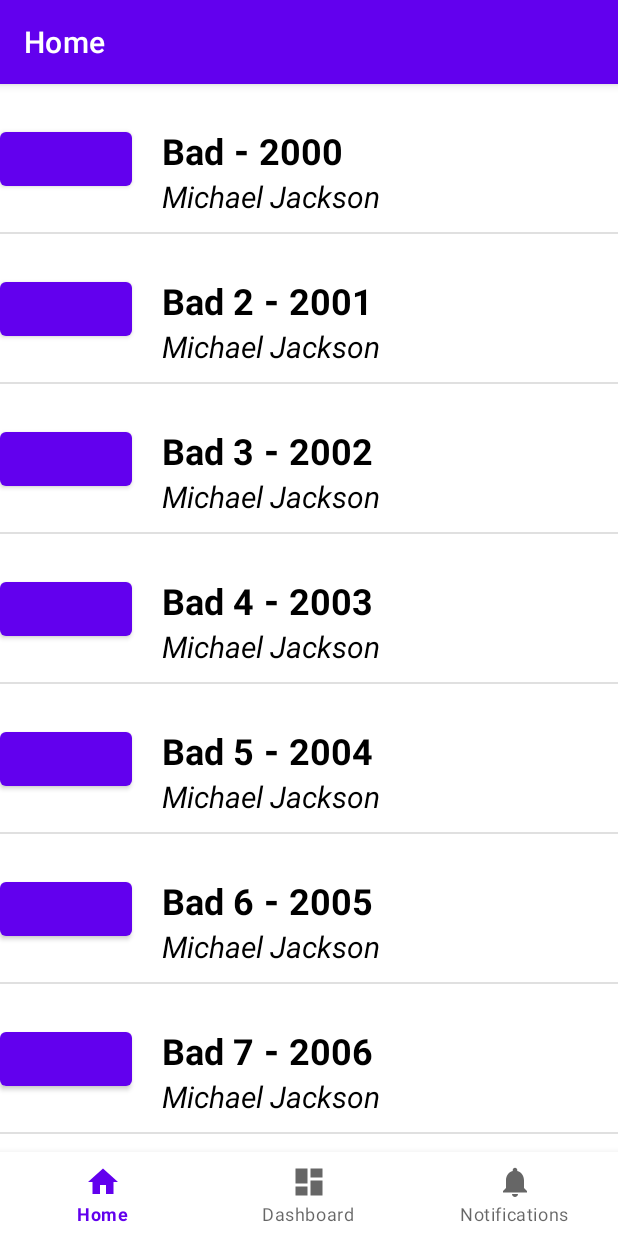
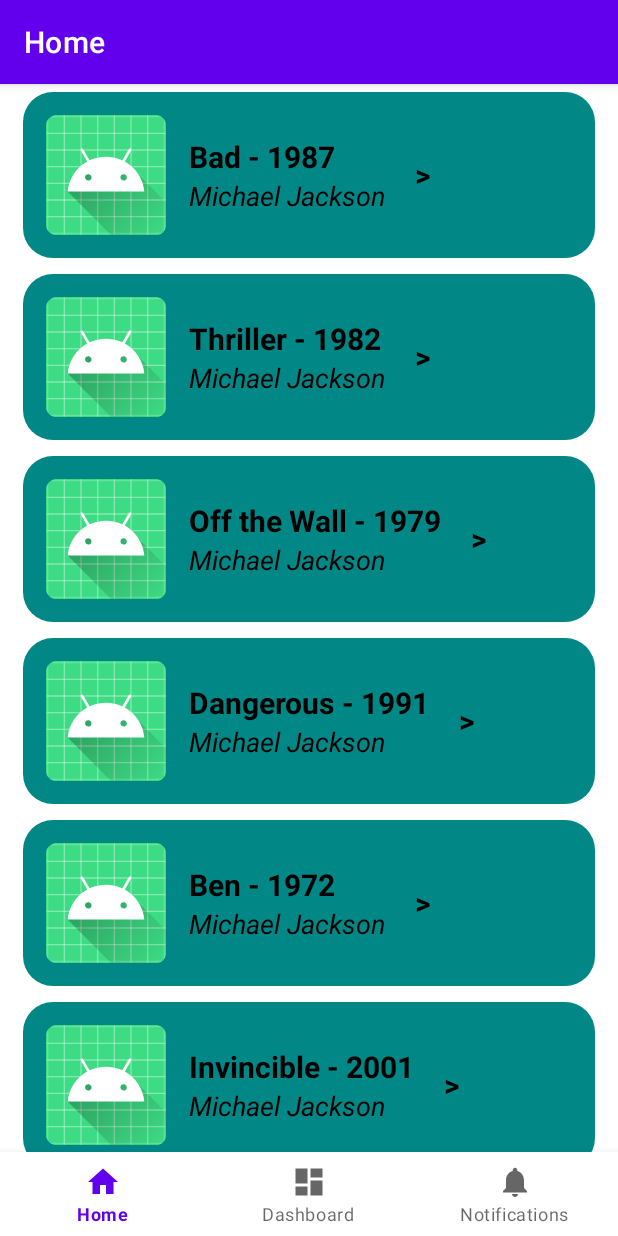
Before and after one commit to afrodriguezm1/AgileMates-Moviles-MISO, an Android app: the screen it shows after launch (MainActivity), on a phone screen of 412 x 824 dp. Run offline under Robolectric (Android 15) with nearby library versions, the phone set to English and light mode, and no system bars; our stand-ins replace Picasso, navigation-ui; pictures from the network do not load.

Commit message:
Album cover added

```diff
--- a/Vinilos/app/build.gradle
+++ b/Vinilos/app/build.gradle
@@ -46,6 +46,7 @@ dependencies {
     implementation 'androidx.lifecycle:lifecycle-viewmodel-ktx:2.3.1'
     implementation 'androidx.navigation:navigation-fragment-ktx:2.3.5'
     implementation 'androidx.navigation:navigation-ui-ktx:2.3.5'
+    implementation 'com.squareup.picasso:picasso:2.71828'
     testImplementation 'junit:junit:4.+'
     androidTestImplementation 'androidx.test.ext:junit:1.1.2'
     androidTestImplementation 'androidx.test.espresso:espresso-core:3.3.0'
--- a/Vinilos/app/src/main/java/com/example/vinilos/ui/home/AlbumAdapter.kt
+++ b/Vinilos/app/src/main/java/com/example/vinilos/ui/home/AlbumAdapter.kt
@@ -5,9 +5,12 @@ import android.view.LayoutInflater
 import android.view.View
 import android.view.ViewGroup
 import android.widget.ArrayAdapter
+import android.widget.ImageView
 import android.widget.TextView
 import com.example.vinilos.R
 import com.example.vinilos.models.Album
+import com.squareup.picasso.Picasso
+import java.lang.Exception
 
 class AlbumAdapter(private val context: Activity, private val arraylist: ArrayList<Album>): ArrayAdapter<Album>(context, R.layout.album_item, arraylist) {
 
@@ -16,13 +19,25 @@ class AlbumAdapter(private val context: Activity, private val arraylist: ArrayLi
         val inflater: LayoutInflater = LayoutInflater.from(context)
         val view: View = inflater.inflate(R.layout.album_item, null)
 
+        val cover : ImageView = view.findViewById(R.id.albumCover)
         val name : TextView = view.findViewById(R.id.albumTitle)
         val year : TextView = view.findViewById(R.id.albumYear)
         val recordLabel : TextView = view.findViewById(R.id.albumSinger)
 
+
         name.text = arraylist[position].name
         year.text = arraylist[position].releaseDate
         recordLabel.text = arraylist[position].recordLabel
+        try{
+            Picasso.get()
+                .load(arraylist[position].cover)
+                .error(R.mipmap.ic_launcher_round)
+                .into(cover)
+        }
+        catch (e: Exception) {
+
+        }
+
 
         return view
     }
--- a/Vinilos/app/src/main/java/com/example/vinilos/ui/home/HomeFragment.kt
+++ b/Vinilos/app/src/main/java/com/example/vinilos/ui/home/HomeFragment.kt
@@ -26,14 +26,14 @@ class HomeFragment : Fragment() {
         val root: View = binding.root
 
         albumList = ArrayList()
-        albumList.add(Album(1,"Bad", "Michael Jackson", "2000", "Album", "Pop", "Michael Jackson"))
-        albumList.add(Album(2,"Bad 2", "Michael Jackson", "2001", "Album", "Pop", "Michael Jackson"))
-        albumList.add(Album(3,"Bad 3", "Michael Jackson", "2002", "Album", "Pop", "Michael Jackson"))
-        albumList.add(Album(4,"Bad 4", "Michael Jackson", "2003", "Album", "Pop", "Michael Jackson"))
-        albumList.add(Album(5,"Bad 5", "Michael Jackson", "2004", "Album", "Pop", "Michael Jackson"))
-        albumList.add(Album(6,"Bad 6", "Michael Jackson", "2005", "Album", "Pop", "Michael Jackson"))
-        albumList.add(Album(7,"Bad 7", "Michael Jackson", "2006", "Album", "Pop", "Michael Jackson"))
-        albumList.add(Album(8,"Bad 8", "Michael Jackson", "2007", "Album", "Pop", "Michael Jackson"))
+        albumList.add(Album(1,"Bad", "https://m.media-amazon.com/images/I/6148jblbNqL._SL1500_.jpg", "1987", "Bad es el séptimo álbum de estudio del cantante estadounidense Michael Jackson,", "Pop", "Michael Jackson"))
+        albumList.add(Album(2,"Thriller", "https://m.media-amazon.com/images/I/71Y24VlCZGL._SL1500_.jpg", "1982", "Thriller es el sexto álbum de estudio del artista estadounidense Michael Jackson", "Pop", "Michael Jackson"))
+        albumList.add(Album(3,"Off the Wall", "https://m.media-amazon.com/images/I/81BXhwCtiKL._SL1500_.jpg", "1979", "Off the Wall es el quinto álbum de estudio solista de Michael Jackson editado en 1979", "Pop", "Michael Jackson"))
+        albumList.add(Album(4,"Dangerous", "https://img.europapress.es/fotoweb/fotonoticia_20161126095208_1200.jpg", "1991", "Dangerous es el octavo álbum de estudio del cantante estadounidense Michael Jackson,", "Pop", "Michael Jackson"))
+        albumList.add(Album(5,"Ben", "https://m.media-amazon.com/images/I/51FxxrmpPKL.jpg", "1972", "Ben es el segundo álbum de Michael Jackson a los 13 años de edad,", "Pop", "Michael Jackson"))
+        albumList.add(Album(6,"Invincible", "https://m.media-amazon.com/images/I/71TXrGXF8TL._SL1500_.jpg", "2001", "nvincible es el décimo y último álbum de estudio del cantante estadounidense Michael Jackson", "Pop", "Michael Jackson"))
+        albumList.add(Album(7,"Got to Be There", "https://m.media-amazon.com/images/I/51Zyd1d+SmL.jpg", "1972", "Got to Be There es el primer álbum de estudio como solista con el que Michael Jackson debutó en 1972,", "Pop", "Michael Jackson"))
+        albumList.add(Album(8,"Bad 8", "", "2007", "Album", "Pop", "Michael Jackson"))
 
         binding.lvAlbum.adapter = getActivity()?.let { AlbumAdapter(it, albumList) }
 
--- /dev/null
+++ b/Vinilos/app/src/main/res/drawable-v24/rounded_rectangle.xml
@@ -0,0 +1,8 @@
+<shape xmlns:android="http://schemas.android.com/apk/res/android"
+    android:shape="rectangle">
+
+    <solid android:color="@color/teal_700" />
+
+    <corners android:radius="20dp" />
+
+</shape>
--- a/Vinilos/app/src/main/res/layout/album_item.xml
+++ b/Vinilos/app/src/main/res/layout/album_item.xml
@@ -1,30 +1,38 @@
 <?xml version="1.0" encoding="utf-8"?>
 <LinearLayout xmlns:android="http://schemas.android.com/apk/res/android"
+    xmlns:app="http://schemas.android.com/apk/res-auto"
+    xmlns:tools="http://schemas.android.com/tools"
     android:orientation="vertical"
     android:layout_width="match_parent"
     android:layout_height="match_parent">
 
     <RelativeLayout
         android:layout_width="match_parent"
-        android:layout_height="wrap_content"
-        android:layout_marginTop="16dp">
+        android:layout_height="wrap_content">
 
         <LinearLayout
-            android:layout_width="wrap_content"
+            android:layout_width="fill_parent"
             android:layout_height="wrap_content"
-            android:layout_marginVertical="10dp"
-            android:orientation="horizontal">
+            android:layout_marginHorizontal="15dp"
+            android:layout_marginVertical="5dp"
+            android:background="@drawable/rounded_rectangle"
+            android:orientation="horizontal"
+            android:gravity="center_vertical">
 
-            <Button
-                android:id="@+id/button"
-                android:layout_width="wrap_content"
-                android:layout_height="wrap_content"
-                android:layout_weight="2" />
+            <ImageView
+                android:id="@+id/albumCover"
+                android:layout_width="80dp"
+                android:layout_height="80dp"
+                android:layout_marginHorizontal="15dp"
+                android:layout_marginVertical="15dp"
+                android:scaleType="fitXY"
+                app:srcCompat="@mipmap/ic_launcher" />
 
             <LinearLayout
                 android:layout_width="wrap_content"
                 android:layout_height="wrap_content"
-                android:layout_marginStart="20dp"
+                android:layout_marginVertical="15dp"
+
                 android:orientation="vertical">
 
                 <LinearLayout
@@ -38,7 +46,7 @@
                         android:layout_height="wrap_content"
                         android:text="Título del álbum"
                         android:textColor="@color/black"
-                        android:textSize="24sp"
+                        android:textSize="20sp"
                         android:textStyle="bold" />
 
                     <TextView
@@ -46,7 +54,7 @@
                         android:layout_height="wrap_content"
                         android:text=" - "
                         android:textColor="@color/black"
-                        android:textSize="26sp"
+                        android:textSize="20sp"
                         android:textStyle="bold" />
 
                     <TextView
@@ -55,7 +63,7 @@
                         android:layout_height="wrap_content"
                         android:text="2020"
                         android:textColor="@color/black"
-                        android:textSize="24sp"
+                        android:textSize="20sp"
                         android:textStyle="bold" />
                 </LinearLayout>
 
@@ -65,10 +73,19 @@
                     android:layout_height="wrap_content"
                     android:text="Artista1, Artista 2 ..."
                     android:textColor="@color/black"
-                    android:textSize="20sp"
+                    android:textSize="18sp"
                     android:textStyle="italic" />
 
             </LinearLayout>
+            <TextView
+                android:layout_width="wrap_content"
+                android:layout_height="wrap_content"
+                android:layout_marginStart="15dp"
+                android:gravity="right"
+                android:text=" >"
+                android:textColor="@color/black"
+                android:textSize="20sp"
+                android:textStyle="bold" />
         </LinearLayout>
     </RelativeLayout>
 </LinearLayout>
--- a/Vinilos/app/src/main/res/layout/fragment_home.xml
+++ b/Vinilos/app/src/main/res/layout/fragment_home.xml
@@ -15,6 +15,7 @@
             android:id="@+id/lvAlbum"
             android:layout_width="match_parent"
             android:layout_height="match_parent"
-            tools:listitem="@layout/album_item"/>
+            tools:listitem="@layout/album_item"
+            android:divider="@null"/>
     </LinearLayout>
 </androidx.constraintlayout.widget.ConstraintLayout>
```
